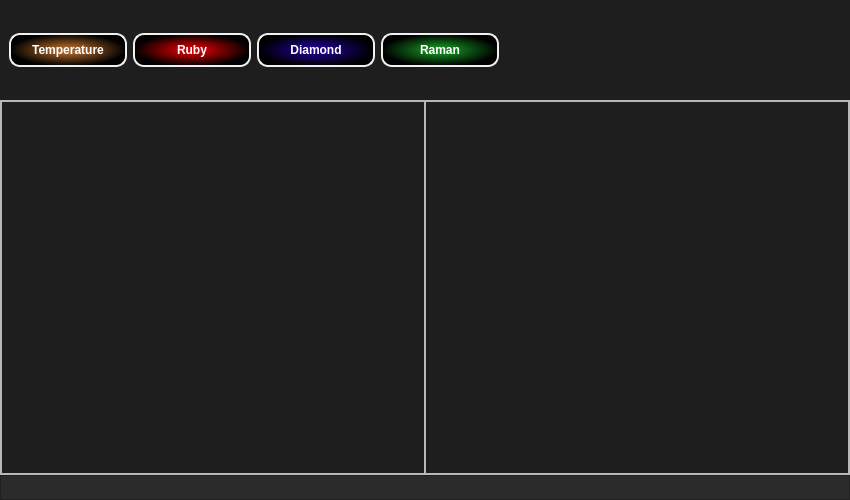
Qt form T-Rax/UIFiles/T_Rax_MainWindow.ui (CPrescher/T-rax) before a commit.
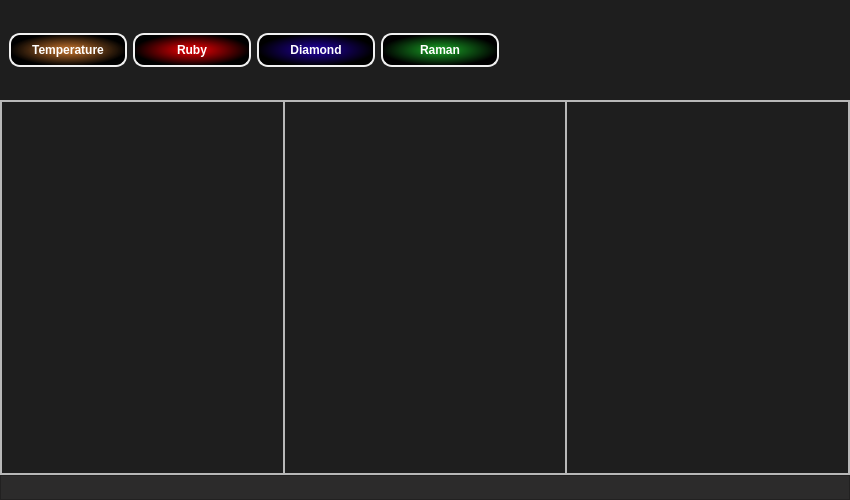
The same form after that commit.

Diff of the .ui file:
```diff
--- a/T-Rax/UIFiles/T_Rax_MainWindow.ui
+++ b/T-Rax/UIFiles/T_Rax_MainWindow.ui
@@ -186,6 +186,16 @@
        <property name="margin">
         <number>0</number>
        </property>
+       <item>
+        <widget class="QFrame" name="figure3_frame">
+         <property name="frameShape">
+          <enum>QFrame::StyledPanel</enum>
+         </property>
+         <property name="frameShadow">
+          <enum>QFrame::Raised</enum>
+         </property>
+        </widget>
+       </item>
        <item>
         <widget class="QFrame" name="figure1_frame">
          <property name="frameShape">
```
